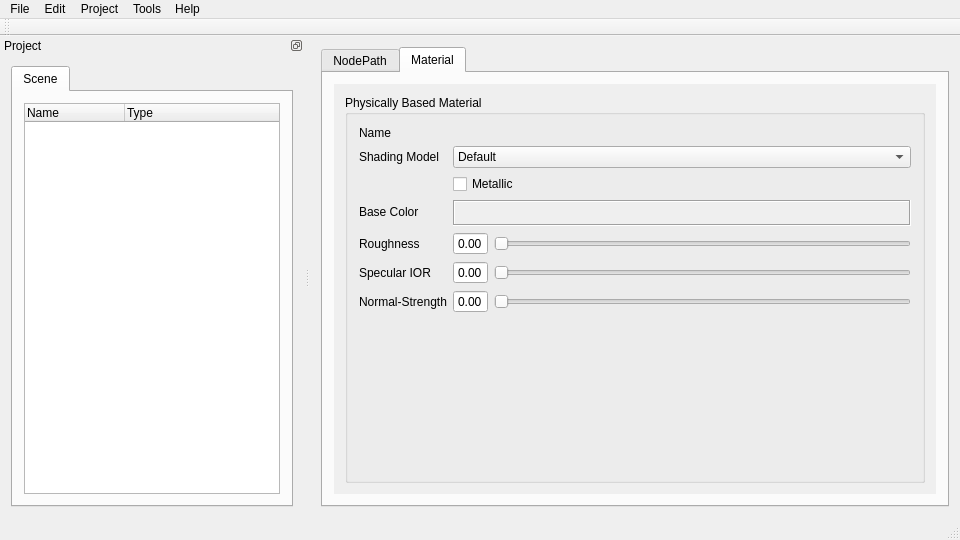
Above: src/main_window.ui from bluekyu/rpeditor before the change. Below: the same form after it.
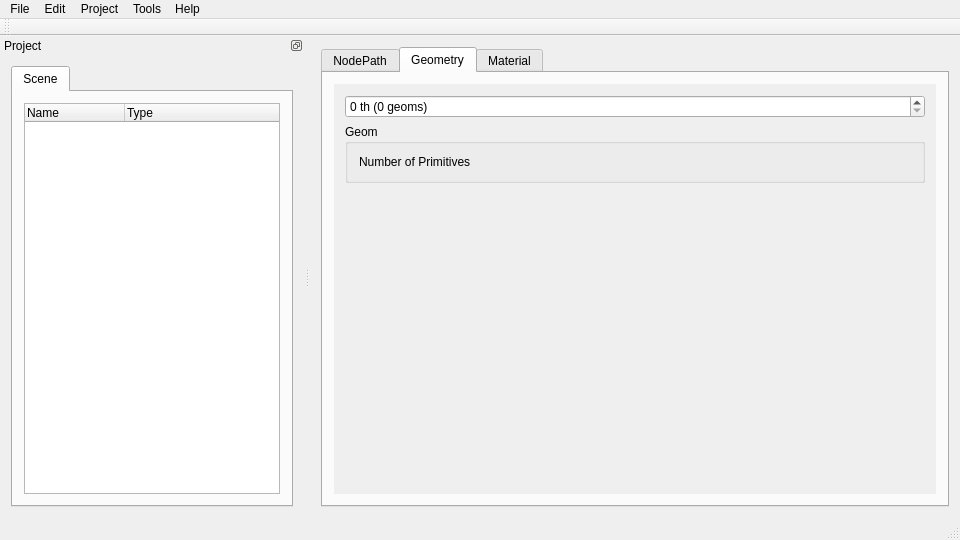
That is the form after the change. The open tabs and pages were chosen to show the change.

Commit message:
Implement READ API for geometry tab and material tab.
* Refactoring for NodePath API.
* Add geometry tab.
* Implement READ API of geometry (#2).
* Implement READ API of material (#1).

Patch:
```diff
--- a/src/main_window.ui
+++ b/src/main_window.ui
@@ -179,6 +179,78 @@
         </item>
        </layout>
       </widget>
+      <widget class="QWidget" name="geometry_tab_">
+       <attribute name="title">
+        <string>Geometry</string>
+       </attribute>
+       <layout class="QVBoxLayout" name="verticalLayout_6">
+        <item>
+         <widget class="QScrollArea" name="scrollArea">
+          <property name="frameShape">
+           <enum>QFrame::NoFrame</enum>
+          </property>
+          <property name="widgetResizable">
+           <bool>true</bool>
+          </property>
+          <widget class="QWidget" name="scrollAreaWidgetContents_3">
+           <property name="geometry">
+            <rect>
+             <x>0</x>
+             <y>0</y>
+             <width>619</width>
+             <height>425</height>
+            </rect>
+           </property>
+           <layout class="QVBoxLayout" name="verticalLayout_7">
+            <item>
+             <widget class="QSpinBox" name="geometry_geom_index_spinbox_">
+              <property name="suffix">
+               <string> th (0 geoms)</string>
+              </property>
+             </widget>
+            </item>
+            <item>
+             <widget class="QGroupBox" name="groupBox">
+              <property name="title">
+               <string>Geom</string>
+              </property>
+              <layout class="QFormLayout" name="formLayout_4">
+               <item row="0" column="0">
+                <widget class="QLabel" name="label">
+                 <property name="text">
+                  <string>Number of Primitives</string>
+                 </property>
+                </widget>
+               </item>
+               <item row="0" column="1">
+                <widget class="QLabel" name="geom_num_primitives_label_">
+                 <property name="text">
+                  <string/>
+                 </property>
+                </widget>
+               </item>
+              </layout>
+             </widget>
+            </item>
+            <item>
+             <spacer name="verticalSpacer_2">
+              <property name="orientation">
+               <enum>Qt::Vertical</enum>
+              </property>
+              <property name="sizeHint" stdset="0">
+               <size>
+                <width>20</width>
+                <height>40</height>
+               </size>
+              </property>
+             </spacer>
+            </item>
+           </layout>
+          </widget>
+         </widget>
+        </item>
+       </layout>
+      </widget>
       <widget class="QWidget" name="material_tab_">
        <attribute name="title">
         <string>Material</string>
```
Left out of the diff: 9 changed lines with no effect on the pictures. The commit also changes 6 other files.
